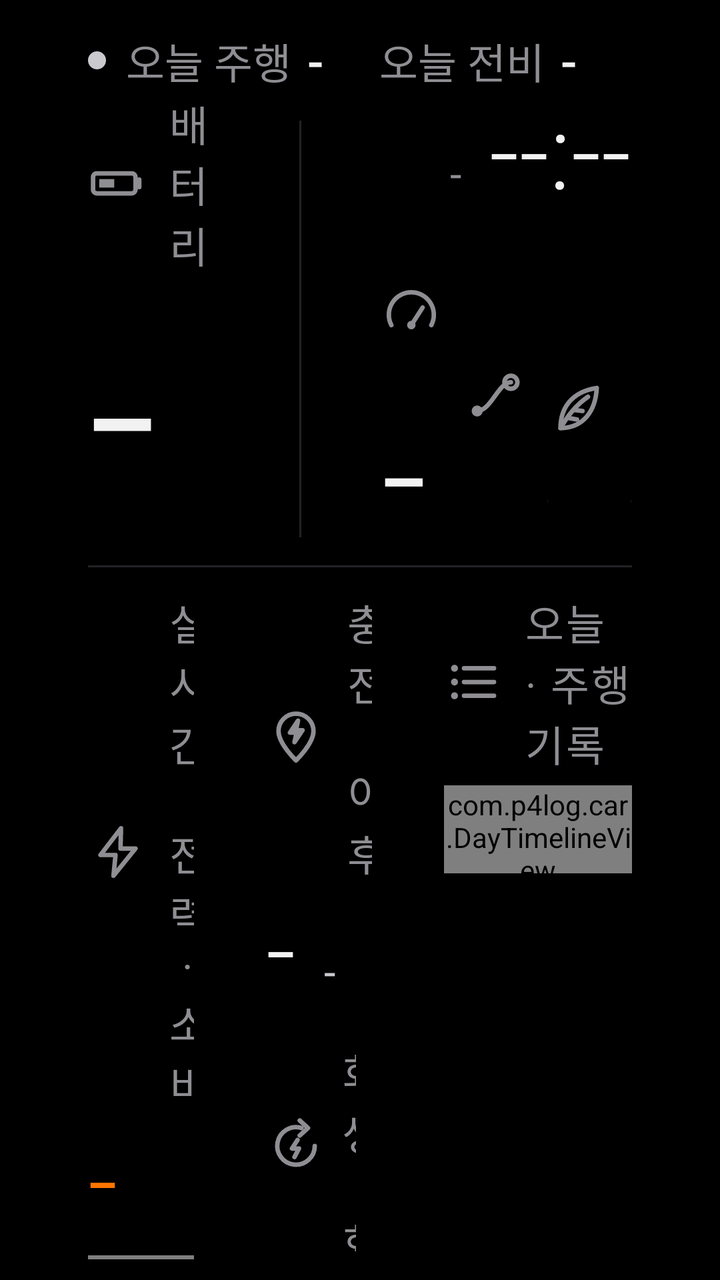
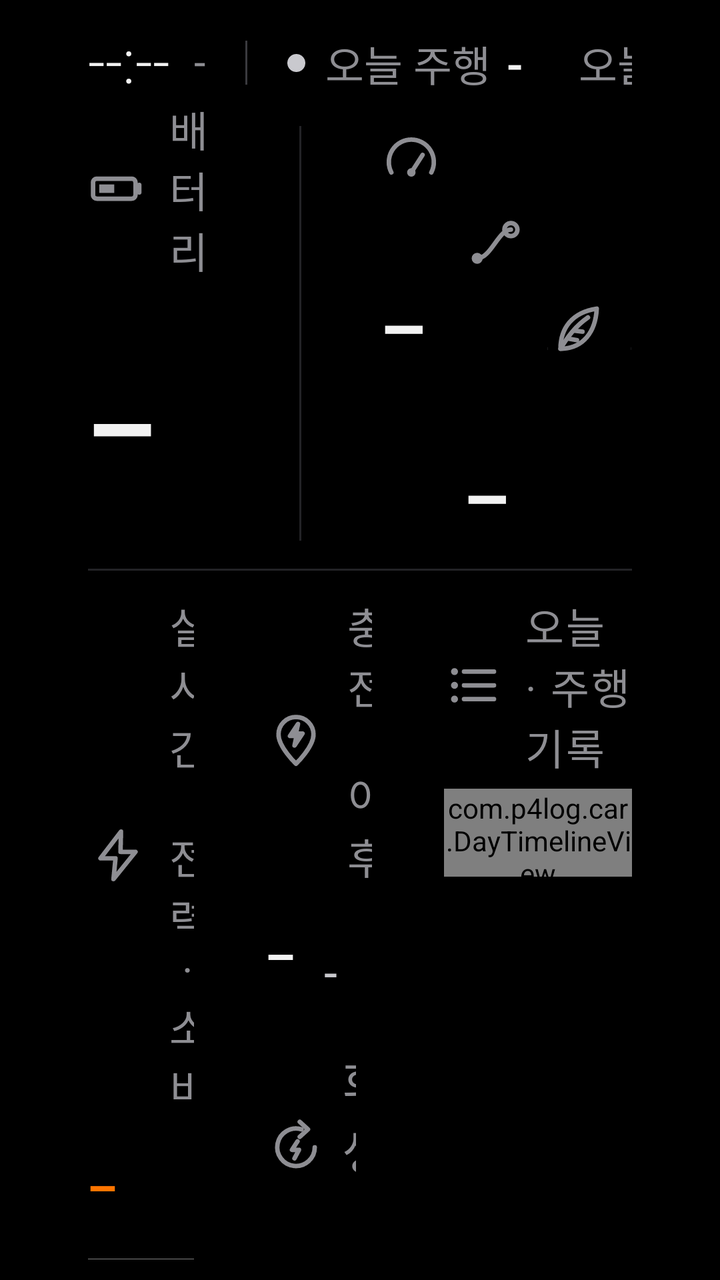

An Android layout rendered at two revisions. The XML below is the earlier revision; the diff shows what the commit changed to produce the second picture.
<!-- AndroidManifest.xml: application theme Theme.P4Log -->
<!-- res/layout/page_dashboard.xml -->
<?xml version="1.0" encoding="utf-8"?>
<LinearLayout xmlns:android="http://schemas.android.com/apk/res/android"
    android:layout_width="match_parent"
    android:layout_height="match_parent"
    android:orientation="vertical"
    android:paddingStart="44dp"
    android:paddingEnd="44dp"
    android:paddingTop="14dp"
    android:paddingBottom="10dp">

    <TextView
        android:id="@+id/dash_warn_card"
        android:layout_width="match_parent"
        android:layout_height="wrap_content"
        android:text="차량 데이터 확인 필요"
        android:textSize="@dimen/text_label"
        android:textColor="@color/red"
        android:paddingBottom="8dp"
        android:visibility="gone" />

    
    <LinearLayout
        android:layout_width="match_parent"
        android:layout_height="wrap_content"
        android:orientation="horizontal"
        android:gravity="center_vertical">
        <View
            android:id="@+id/dash_state_dot"
            android:layout_width="9dp"
            android:layout_height="9dp"
            android:background="@drawable/bg_dot"
            android:layout_marginEnd="10dp" />
        <TextView
            android:id="@+id/dash_state_line"
            android:layout_width="0dp"
            android:layout_height="wrap_content"
            android:layout_weight="1"
            android:text="대기 중"
            android:textSize="@dimen/text_label"
            android:fontFamily="sans-serif-medium"
            android:textColor="@color/text_sub"
            android:singleLine="true"
            android:ellipsize="end" />

        <TextView style="@style/HdLabel" android:text="오늘 주행" />
        <TextView android:id="@+id/dash_today" style="@style/HdValue" />
        <TextView style="@style/HdLabel" android:text="오늘 전비" android:layout_marginStart="28dp" />
        <TextView android:id="@+id/dash_eff" style="@style/HdValue" />
        <TextView android:id="@+id/dash_total_label" style="@style/HdLabel" android:text="누적" android:layout_marginStart="28dp" />
        <TextView android:id="@+id/dash_total" style="@style/HdValue" />
    </LinearLayout>

    
    <LinearLayout
        android:layout_width="match_parent"
        android:layout_height="0dp"
        android:layout_weight="0.85"
        android:orientation="horizontal"
        android:baselineAligned="false"
        android:gravity="center_vertical">

        <LinearLayout
            android:layout_width="0dp"
            android:layout_height="wrap_content"
            android:layout_weight="1"
            android:orientation="vertical">
            <TextView
                android:id="@+id/dash_soc_caption"
                style="@style/HeroLabel"
                android:text="배터리"
                android:drawableStart="@drawable/ic_st_battery" />
            <LinearLayout
                android:layout_width="wrap_content"
                android:layout_height="wrap_content"
                android:orientation="horizontal"
                android:gravity="bottom">
                <TextView
                    android:id="@+id/dash_soc_big"
                    android:layout_width="wrap_content"
                    android:layout_height="wrap_content"
                    android:text="--"
                    android:textSize="@dimen/text_display"
                    android:fontFamily="sans-serif-light"
                    android:textColor="@color/text"
                    android:includeFontPadding="false" />
                <TextView
                    android:layout_width="wrap_content"
                    android:layout_height="wrap_content"
                    android:text="%"
                    android:textSize="@dimen/text_value_m"
                    android:fontFamily="sans-serif-light"
                    android:textColor="#8E8E93"
                    android:includeFontPadding="false"
                    android:paddingBottom="10dp"
                    android:layout_marginStart="4dp" />
            </LinearLayout>
            
            <com.p4log.car.SocBarView
                android:id="@+id/dash_soc_bar"
                android:layout_width="match_parent"
                android:layout_height="5dp"
                android:layout_marginTop="14dp" />
            <LinearLayout
                android:layout_width="wrap_content"
                android:layout_height="wrap_content"
                android:orientation="horizontal"
                android:gravity="bottom"
                android:layout_marginTop="12dp">
                <TextView style="@style/HdLabel" android:text="주행가능거리" android:textSize="@dimen/text_label" android:layout_marginEnd="10dp" android:drawableStart="@drawable/ic_st_range" android:drawablePadding="8dp" android:drawableTint="#8E8E93" android:gravity="center_vertical" />
                <TextView
                    android:id="@+id/dash_range"
                    android:layout_width="wrap_content"
                    android:layout_height="wrap_content"
                    android:text="-"
                    android:textSize="@dimen/text_value_m"
                    android:fontFamily="sans-serif-light"
                    android:textColor="@color/text"
                    android:includeFontPadding="false" />
            </LinearLayout>
        </LinearLayout>

        <View
            android:layout_width="1dp"
            android:layout_height="match_parent"
            android:layout_marginTop="14dp"
            android:layout_marginBottom="14dp"
            android:layout_marginStart="40dp"
            android:layout_marginEnd="40dp"
            android:background="#232326" />

        <LinearLayout
            android:layout_width="0dp"
            android:layout_height="wrap_content"
            android:layout_weight="1.9"
            android:orientation="vertical">
        
        <LinearLayout
            android:layout_width="match_parent"
            android:layout_height="wrap_content"
            android:orientation="horizontal"
            android:gravity="end|bottom"
            android:layout_marginBottom="18dp">
            <TextView
                android:id="@+id/dash_date"
                android:layout_width="wrap_content"
                android:layout_height="wrap_content"
                android:text="-"
                android:textSize="@dimen/text_label"
                android:textColor="#8E8E93"
                android:includeFontPadding="false"
                android:paddingBottom="6dp"
                android:layout_marginEnd="14dp" />
            <TextView
                android:id="@+id/dash_clock"
                android:layout_width="wrap_content"
                android:layout_height="wrap_content"
                android:text="--:--"
                android:textSize="@dimen/text_value_l"
                android:fontFamily="sans-serif-light"
                android:textColor="@color/text"
                android:includeFontPadding="false" />
        </LinearLayout>
        <LinearLayout
            android:layout_width="match_parent"
            android:layout_height="wrap_content"
            android:orientation="horizontal"
            android:baselineAligned="false">
            <LinearLayout style="@style/TdCell">
                
                <TextView android:id="@+id/dash_hero1_label" style="@style/HeroLabel" android:text="속도" android:drawableStart="@drawable/ic_st_speed" />
                <TextView android:id="@+id/dash_speed" style="@style/HeroValue" />
            </LinearLayout>
            <LinearLayout style="@style/TdCell">
                <TextView android:id="@+id/dash_hero2_label" style="@style/HeroLabel" android:text="이번 주행" android:drawableStart="@drawable/ic_st_dist" />
                <TextView android:id="@+id/dash_trip_km" style="@style/HeroValue" />
            </LinearLayout>
            <LinearLayout style="@style/TdCell">
                <TextView android:id="@+id/dash_hero3_label" style="@style/HeroLabel" android:text="이번 주행 전비" android:drawableStart="@drawable/ic_st_eff" />
                <TextView android:id="@+id/dash_trip_eff" style="@style/HeroValue" />
            </LinearLayout>
        </LinearLayout>
        </LinearLayout>
    </LinearLayout>

    <View
        android:layout_width="match_parent"
        android:layout_height="1dp"
        android:background="#232326"
        android:layout_marginBottom="12dp" />

    
    <LinearLayout
        android:layout_width="match_parent"
        android:layout_height="0dp"
        android:layout_weight="1.2"
        android:orientation="horizontal"
        android:baselineAligned="false">

        
        <FrameLayout
            android:layout_width="0dp"
            android:layout_height="match_parent"
            android:layout_weight="0.85">
            <LinearLayout
                android:id="@+id/dash_col_power"
                android:layout_width="match_parent"
                android:layout_height="match_parent"
                android:orientation="vertical">
                <TextView android:id="@+id/dash_power_label" style="@style/HeroLabel" android:text="실시간 전력 · 소비" android:drawableStart="@drawable/ic_st_energy" />
                <TextView
                    android:id="@+id/dash_power"
                    android:layout_width="wrap_content"
                    android:layout_height="wrap_content"
                    android:text="-"
                    android:textSize="@dimen/text_value_l"
                    android:fontFamily="sans-serif-light"
                    android:textColor="@color/accent"
                    android:includeFontPadding="false"
                    android:layout_marginTop="4dp" />
                <com.p4log.car.PowerMeterView
                    android:id="@+id/dash_power_chart"
                    android:layout_width="match_parent"
                    android:layout_height="0dp"
                    android:layout_weight="1"
                    android:layout_marginTop="6dp" />
            </LinearLayout>

            <LinearLayout
                android:id="@+id/dash_col_week"
                android:layout_width="match_parent"
                android:layout_height="match_parent"
                android:orientation="vertical"
                android:visibility="gone">
                <TextView style="@style/HeroLabel" android:text="이번 주" android:drawableStart="@drawable/ic_st_log" />
                <TextView
                    android:id="@+id/dash_week_km"
                    android:layout_width="wrap_content"
                    android:layout_height="wrap_content"
                    android:text="-"
                    android:textSize="@dimen/text_value_l"
                    android:fontFamily="sans-serif-light"
                    android:textColor="@color/text"
                    android:includeFontPadding="false"
                    android:layout_marginTop="4dp" />
                <TextView
                    android:id="@+id/dash_week_sub"
                    android:layout_width="wrap_content"
                    android:layout_height="wrap_content"
                    android:text="-"
                    android:textSize="@dimen/text_label"
                    android:textColor="@color/text_sub"
                    android:layout_marginTop="6dp" />
                <TextView
                    android:id="@+id/dash_week_cmp"
                    android:layout_width="wrap_content"
                    android:layout_height="wrap_content"
                    android:text=""
                    android:textSize="@dimen/text_label"
                    android:fontFamily="sans-serif-medium"
                    android:textColor="@color/green"
                    android:drawableStart="@drawable/ic_st_compare"
                    android:drawablePadding="8dp"
                    android:drawableTint="@color/green"
                    android:gravity="center_vertical"
                    android:layout_marginTop="6dp" />
                <TextView style="@style/HeroLabel" android:text="이번 달" android:drawableStart="@drawable/ic_st_dist" android:layout_marginTop="26dp" />
                <TextView
                    android:id="@+id/dash_month_km"
                    android:layout_width="wrap_content"
                    android:layout_height="wrap_content"
                    android:text="-"
                    android:textSize="@dimen/text_value_m"
                    android:fontFamily="sans-serif-light"
                    android:textColor="@color/text"
                    android:includeFontPadding="false"
                    android:layout_marginTop="4dp" />
                <TextView
                    android:id="@+id/dash_month_sub"
                    android:layout_width="wrap_content"
                    android:layout_height="wrap_content"
                    android:text="-"
                    android:textSize="@dimen/text_label"
                    android:textColor="@color/text_sub"
                    android:layout_marginTop="6dp" />
            </LinearLayout>
        </FrameLayout>

        <Space android:layout_width="36dp" android:layout_height="1dp" />

        
        <LinearLayout
            android:layout_width="0dp"
            android:layout_height="match_parent"
            android:layout_weight="0.85"
            android:orientation="vertical">
            <TextView android:id="@+id/dash_cycle_title" style="@style/HeroLabel" android:text="충전 이후" android:drawableStart="@drawable/ic_st_station" />
            <LinearLayout
                android:layout_width="match_parent"
                android:layout_height="wrap_content"
                android:orientation="horizontal"
                android:gravity="bottom"
                android:layout_marginTop="4dp">
                <TextView
                    android:id="@+id/dash_cycle_km"
                    android:layout_width="wrap_content"
                    android:layout_height="wrap_content"
                    android:text="-"
                    android:textSize="@dimen/text_value_l"
                    android:fontFamily="sans-serif-light"
                    android:textColor="@color/text"
                    android:includeFontPadding="false" />
                <TextView
                    android:id="@+id/dash_cycle_sub"
                    android:layout_width="0dp"
                    android:layout_weight="1"
                    android:layout_height="wrap_content"
                    android:text="-"
                    android:textSize="@dimen/text_label"
                    android:textColor="@color/text_sub"
                    android:includeFontPadding="false"
                    android:paddingBottom="7dp"
                    android:layout_marginStart="14dp"
                    android:singleLine="true"
                    android:ellipsize="end" />
            </LinearLayout>
            
            <LinearLayout
                android:layout_width="match_parent"
                android:layout_height="wrap_content"
                android:orientation="horizontal"
                android:gravity="bottom"
                android:layout_marginTop="14dp">
                <TextView style="@style/HdLabel" android:text="회생 회수" android:drawableStart="@drawable/ic_st_regen" android:drawablePadding="8dp" android:drawableTint="#8E8E93" android:gravity="center_vertical" android:paddingBottom="4dp" />
                <TextView
                    android:id="@+id/dash_cycle_ratio"
                    android:layout_width="wrap_content"
                    android:layout_height="wrap_content"
                    android:text="-"
                    android:textSize="@dimen/text_value_m"
                    android:fontFamily="sans-serif-light"
                    android:textColor="@color/green"
                    android:includeFontPadding="false" />
                <TextView
                    android:layout_width="wrap_content"
                    android:layout_height="wrap_content"
                    android:text="%"
                    android:textSize="@dimen/text_label"
                    android:fontFamily="sans-serif-light"
                    android:textColor="#8E8E93"
                    android:includeFontPadding="false"
                    android:paddingBottom="4dp"
                    android:layout_marginStart="3dp" />
                <TextView
                    android:id="@+id/dash_cycle_kwh"
                    android:layout_width="wrap_content"
                    android:layout_height="wrap_content"
                    android:text="-"
                    android:textSize="@dimen/text_label"
                    android:textColor="@color/text_sub"
                    android:includeFontPadding="false"
                    android:paddingBottom="5dp"
                    android:layout_marginStart="14dp" />
            </LinearLayout>
            <com.p4log.car.RatioMeterView
                android:id="@+id/dash_regen_chart"
                android:layout_width="match_parent"
                android:layout_height="112dp"
                android:layout_marginTop="2dp" />
            <LinearLayout
                android:layout_width="match_parent"
                android:layout_height="wrap_content"
                android:orientation="horizontal"
                android:gravity="bottom"
                android:layout_marginTop="10dp">
                <TextView android:id="@+id/dash_regen_trip_label" style="@style/HdLabel" android:text="이번 주행" />
                <TextView android:id="@+id/dash_regen_trip" style="@style/HdValue" android:textColor="@color/green" />
                <TextView style="@style/HdLabel" android:text="비율" android:layout_marginStart="20dp" />
                <TextView android:id="@+id/dash_regen_today" style="@style/HdValue" android:textColor="@color/green" />
            </LinearLayout>
        </LinearLayout>

        <Space android:layout_width="36dp" android:layout_height="1dp" />

        
        <FrameLayout
            android:layout_width="0dp"
            android:layout_height="match_parent"
            android:layout_weight="1.5">
            <LinearLayout
                android:id="@+id/dash_col_table"
                android:layout_width="match_parent"
                android:layout_height="match_parent"
                android:orientation="vertical">
                <LinearLayout
                    android:layout_width="match_parent"
                    android:layout_height="wrap_content"
                    android:orientation="horizontal"
                    android:gravity="center_vertical">
                    <TextView style="@style/HeroLabel" android:text="오늘 · 주행 기록" android:drawableStart="@drawable/ic_st_log" />
                    <Space android:layout_width="0dp" android:layout_height="1dp" android:layout_weight="1" />
                    <TextView
                        android:id="@+id/dash_all_trips"
                        android:layout_width="wrap_content"
                        android:layout_height="wrap_content"
                        android:text="전체 기록"
                        android:textSize="@dimen/text_label"
                        android:fontFamily="sans-serif-medium"
                        android:textColor="@color/text"
                        android:background="@drawable/bg_button_dim"
                        android:minHeight="54dp"
                        android:gravity="center"
                        android:paddingStart="26dp"
                        android:paddingEnd="26dp"
                        android:paddingTop="10dp"
                        android:paddingBottom="10dp" />
                </LinearLayout>
                
                <com.p4log.car.DayTimelineView
                    android:id="@+id/dash_timeline"
                    android:layout_width="match_parent"
                    android:layout_height="44dp"
                    android:layout_marginTop="6dp" />
                <TextView
                    android:id="@+id/dash_recent_empty"
                    android:layout_width="wrap_content"
                    android:layout_height="wrap_content"
                    android:text="아직 주행 기록이 없습니다 · 첫 주행이 끝나면 여기에 자동으로 쌓입니다"
                    android:textSize="@dimen/text_label"
                    android:textColor="@color/text_sub"
                    android:paddingTop="10dp"
                    android:paddingBottom="4dp"
                    android:visibility="gone" />
                <LinearLayout
                    android:id="@+id/dash_recent_list"
                    android:layout_width="match_parent"
                    android:layout_height="wrap_content"
                    android:orientation="vertical"
                    android:layout_marginTop="2dp"
                    android:showDividers="middle"
                    android:divider="@drawable/divider_hairline" />
            </LinearLayout>

            <LinearLayout
                android:id="@+id/dash_col_map"
                android:layout_width="match_parent"
                android:layout_height="match_parent"
                android:orientation="vertical"
                android:visibility="gone">
                <TextView android:id="@+id/dash_live_label" style="@style/HeroLabel" android:text="지금 달리는 경로 · 전비 색" android:drawableStart="@drawable/ic_st_dist" />
                <FrameLayout
                    android:layout_width="match_parent"
                    android:layout_height="0dp"
                    android:layout_weight="1"
                    android:layout_marginTop="10dp"
                    android:background="@drawable/bg_card">
                    <WebView
                        android:id="@+id/dash_live_map"
                        android:layout_width="match_parent"
                        android:layout_height="match_parent" />
                </FrameLayout>
            </LinearLayout>
        </FrameLayout>
    </LinearLayout>
</LinearLayout>
<!-- resources referenced by this layout -->
<resources>
  <color name="accent">#FF7500</color>
  <color name="green">#3ECF6E</color>
  <color name="red">#FF5C5C</color>
  <color name="text">#F2F2F2</color>
  <color name="text_sub">#C9C9CE</color>
  <dimen name="text_display">122sp</dimen>
  <dimen name="text_label">21sp</dimen>
  <dimen name="text_value_l">52sp</dimen>
  <dimen name="text_value_m">36sp</dimen>
  <!-- drawable bg_card (drawable) -->
  <?xml version="1.0" encoding="utf-8"?>
  <shape xmlns:android="http://schemas.android.com/apk/res/android" android:shape="rectangle">
      <solid android:color="@color/card" />
      <corners android:radius="2dp" />
      <stroke android:width="1dp" android:color="@color/card_line" />
  </shape>
  <!-- drawable bg_dot (drawable) -->
  <?xml version="1.0" encoding="utf-8"?>
  <shape xmlns:android="http://schemas.android.com/apk/res/android" android:shape="oval">
      <solid android:color="#C9C9CE" />
  </shape>
  <!-- drawable divider_hairline (drawable) -->
  <?xml version="1.0" encoding="utf-8"?>
  <shape xmlns:android="http://schemas.android.com/apk/res/android" android:shape="rectangle">
      <solid android:color="#232326" />
      <size android:height="1dp" />
  </shape>
  <!-- drawable ic_st_energy (drawable) -->
  <?xml version="1.0" encoding="utf-8"?>
  <vector xmlns:android="http://schemas.android.com/apk/res/android"
      android:width="30dp" android:height="30dp"
      android:viewportWidth="24" android:viewportHeight="24">
      <path android:strokeColor="#FFFFFFFF" android:strokeWidth="1.8" android:strokeLineCap="round" android:strokeLineJoin="round" android:fillColor="#00000000" android:pathData="M13.2,2.5 L5,13.2 L11,13.2 L10.2,21.5 L19,10.6 L13,10.6 Z" />
  </vector>
  <!-- drawable ic_st_range (drawable) -->
  <?xml version="1.0" encoding="utf-8"?>
  <vector xmlns:android="http://schemas.android.com/apk/res/android"
      android:width="30dp" android:height="30dp"
      android:viewportWidth="24" android:viewportHeight="24">
      <path android:strokeColor="#FFFFFFFF" android:strokeWidth="1.8" android:strokeLineCap="round" android:strokeLineJoin="round" android:fillColor="#00000000" android:pathData="M4,20 L9,4 M20,20 L15,4 M12,6.5 V9 M12,12 V14.5 M12,17.5 V20" />
  </vector>
  <style name="HdLabel">
          <item name="android:layout_width">wrap_content</item>
          <item name="android:layout_height">wrap_content</item>
          <item name="android:textSize">@dimen/text_label</item>
          <item name="android:textColor">#8E8E93</item>
          <item name="android:layout_marginEnd">8dp</item>
          <item name="android:fontFamily">sans-serif</item>
      </style>
  <style name="HdValue">
          <item name="android:layout_width">wrap_content</item>
          <item name="android:layout_height">wrap_content</item>
          <item name="android:textSize">@dimen/text_body</item>
          <item name="android:fontFamily">sans-serif-medium</item>
          <item name="android:textColor">@color/text</item>
          <item name="android:text">-</item>
      </style>
  <style name="TdCell">
          <item name="android:layout_width">0dp</item>
          <item name="android:layout_height">wrap_content</item>
          <item name="android:layout_weight">1</item>
          <item name="android:orientation">vertical</item>
      </style>
  <style name="Theme.P4Log" parent="android:Theme.DeviceDefault.NoActionBar">
          <item name="android:windowBackground">@color/bg</item>
          <item name="android:textColor">@color/text</item>
          <item name="android:colorAccent">@color/accent</item>
          <item name="android:forceDarkAllowed">false</item>
      </style>
  <color name="card">#141414</color>
  <color name="card_line">#26262A</color>
  <dimen name="text_body">24sp</dimen>
  <dimen name="text_value_xl">80sp</dimen>
  <color name="bg">#000000</color>
  <!-- unchanged entries left out for length: 11 -->
</resources>

<!-- the commit's change to res/layout/page_dashboard.xml (unified diff, before → after) -->
@@ -24,6 +24,31 @@
         android:layout_height="wrap_content"
         android:orientation="horizontal"
         android:gravity="center_vertical">
+        
+        <TextView
+            android:id="@+id/dash_clock"
+            android:layout_width="wrap_content"
+            android:layout_height="wrap_content"
+            android:text="--:--"
+            android:textSize="@dimen/text_title"
+            android:fontFamily="sans-serif-light"
+            android:textColor="@color/text"
+            android:includeFontPadding="false" />
+        <TextView
+            android:id="@+id/dash_date"
+            android:layout_width="wrap_content"
+            android:layout_height="wrap_content"
+            android:text="-"
+            android:textSize="@dimen/text_label"
+            android:textColor="#8E8E93"
+            android:includeFontPadding="false"
+            android:layout_marginStart="12dp" />
+        <View
+            android:layout_width="1dp"
+            android:layout_height="22dp"
+            android:background="#3A3A3E"
+            android:layout_marginStart="20dp"
+            android:layout_marginEnd="20dp" />
         <View
             android:id="@+id/dash_state_dot"
             android:layout_width="9dp"
@@ -133,33 +158,6 @@
             android:layout_height="wrap_content"
             android:layout_weight="1.9"
             android:orientation="vertical">
-        
-        <LinearLayout
-            android:layout_width="match_parent"
-            android:layout_height="wrap_content"
-            android:orientation="horizontal"
-            android:gravity="end|bottom"
-            android:layout_marginBottom="18dp">
-            <TextView
-                android:id="@+id/dash_date"
-                android:layout_width="wrap_content"
-                android:layout_height="wrap_content"
-                android:text="-"
-                android:textSize="@dimen/text_label"
-                android:textColor="#8E8E93"
-                android:includeFontPadding="false"
-                android:paddingBottom="6dp"
-                android:layout_marginEnd="14dp" />
-            <TextView
-                android:id="@+id/dash_clock"
-                android:layout_width="wrap_content"
-                android:layout_height="wrap_content"
-                android:text="--:--"
-                android:textSize="@dimen/text_value_l"
-                android:fontFamily="sans-serif-light"
-                android:textColor="@color/text"
-                android:includeFontPadding="false" />
-        </LinearLayout>
         <LinearLayout
             android:layout_width="match_parent"
             android:layout_height="wrap_content"
@@ -247,7 +245,7 @@
                     android:layout_width="wrap_content"
                     android:layout_height="wrap_content"
                     android:text="-"
-                    android:textSize="@dimen/text_label"
+                    android:textSize="@dimen/text_body"
                     android:textColor="@color/text_sub"
                     android:layout_marginTop="6dp" />
                 <TextView
@@ -255,7 +253,7 @@
                     android:layout_width="wrap_content"
                     android:layout_height="wrap_content"
                     android:text=""
-                    android:textSize="@dimen/text_label"
+                    android:textSize="@dimen/text_body"
                     android:fontFamily="sans-serif-medium"
                     android:textColor="@color/green"
                     android:drawableStart="@drawable/ic_st_compare"
@@ -279,7 +277,7 @@
                     android:layout_width="wrap_content"
                     android:layout_height="wrap_content"
                     android:text="-"
-                    android:textSize="@dimen/text_label"
+                    android:textSize="@dimen/text_body"
                     android:textColor="@color/text_sub"
                     android:layout_marginTop="6dp" />
             </LinearLayout>
@@ -315,7 +313,7 @@
                     android:layout_weight="1"
                     android:layout_height="wrap_content"
                     android:text="-"
-                    android:textSize="@dimen/text_label"
+                    android:textSize="@dimen/text_body"
                     android:textColor="@color/text_sub"
                     android:includeFontPadding="false"
                     android:paddingBottom="7dp"
@@ -330,7 +328,7 @@
                 android:orientation="horizontal"
                 android:gravity="bottom"
                 android:layout_marginTop="14dp">
-                <TextView style="@style/HdLabel" android:text="회생 회수" android:drawableStart="@drawable/ic_st_regen" android:drawablePadding="8dp" android:drawableTint="#8E8E93" android:gravity="center_vertical" android:paddingBottom="4dp" />
+                <TextView style="@style/HdLabel" android:text="회생 회수" android:textSize="@dimen/text_body" android:drawableStart="@drawable/ic_st_regen" android:drawablePadding="8dp" android:drawableTint="#8E8E93" android:gravity="center_vertical" android:paddingBottom="4dp" />
                 <TextView
                     android:id="@+id/dash_cycle_ratio"
                     android:layout_width="wrap_content"
@@ -355,7 +353,7 @@
                     android:layout_width="wrap_content"
                     android:layout_height="wrap_content"
                     android:text="-"
-                    android:textSize="@dimen/text_label"
+                    android:textSize="@dimen/text_body"
                     android:textColor="@color/text_sub"
                     android:includeFontPadding="false"
                     android:paddingBottom="5dp"
@@ -364,7 +362,7 @@
             <com.p4log.car.RatioMeterView
                 android:id="@+id/dash_regen_chart"
                 android:layout_width="match_parent"
-                android:layout_height="112dp"
+                android:layout_height="124dp"
                 android:layout_marginTop="2dp" />
             <LinearLayout
                 android:layout_width="match_parent"
@@ -372,10 +370,10 @@
                 android:orientation="horizontal"
                 android:gravity="bottom"
                 android:layout_marginTop="10dp">
-                <TextView android:id="@+id/dash_regen_trip_label" style="@style/HdLabel" android:text="이번 주행" />
-                <TextView android:id="@+id/dash_regen_trip" style="@style/HdValue" android:textColor="@color/green" />
-                <TextView style="@style/HdLabel" android:text="비율" android:layout_marginStart="20dp" />
-                <TextView android:id="@+id/dash_regen_today" style="@style/HdValue" android:textColor="@color/green" />
+                <TextView android:id="@+id/dash_regen_trip_label" style="@style/HdLabel" android:text="이번 주행" android:textSize="@dimen/text_body" android:paddingBottom="3dp" />
+                <TextView android:id="@+id/dash_regen_trip" style="@style/HdValue" android:textSize="@dimen/text_title" android:textColor="@color/green" />
+                <TextView style="@style/HdLabel" android:text="비율" android:textSize="@dimen/text_body" android:paddingBottom="3dp" android:layout_marginStart="20dp" />
+                <TextView android:id="@+id/dash_regen_today" style="@style/HdValue" android:textSize="@dimen/text_title" android:textColor="@color/green" />
             </LinearLayout>
         </LinearLayout>
 
<!-- resource entries referenced after the edit -->
@@ -7,6 +7,7 @@
   <color name="text_sub">#C9C9CE</color>
   <dimen name="text_display">122sp</dimen>
   <dimen name="text_label">21sp</dimen>
+  <dimen name="text_title">30sp</dimen>
   <dimen name="text_value_l">52sp</dimen>
   <dimen name="text_value_m">36sp</dimen>
   <!-- drawable bg_card (drawable) -->
